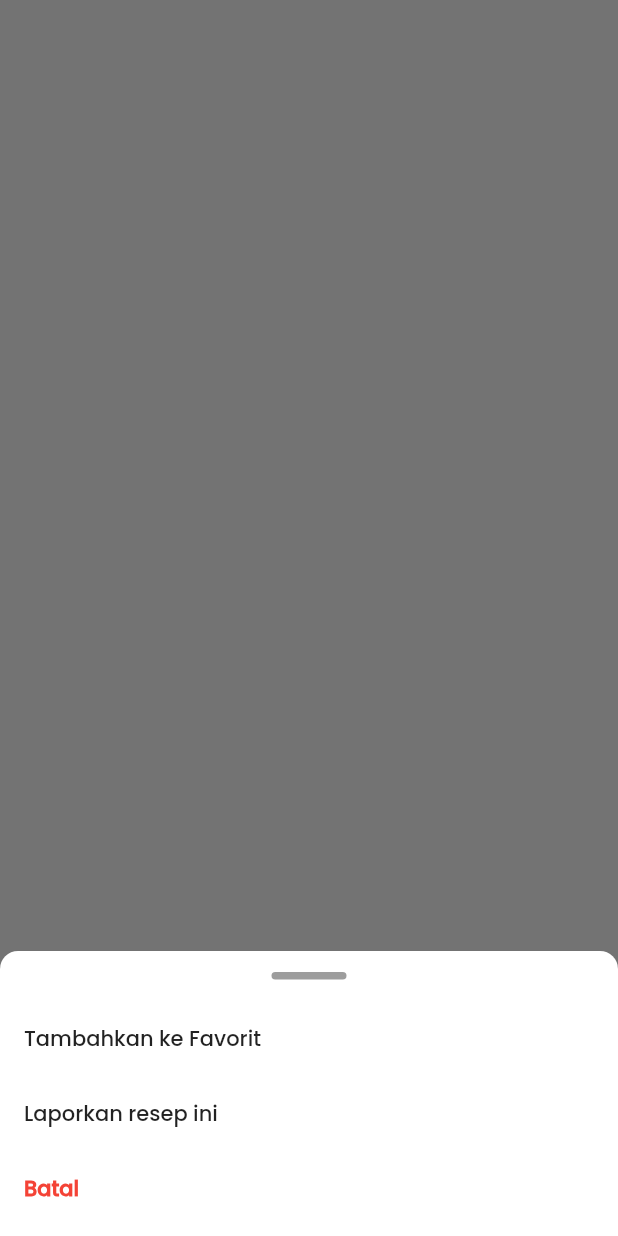
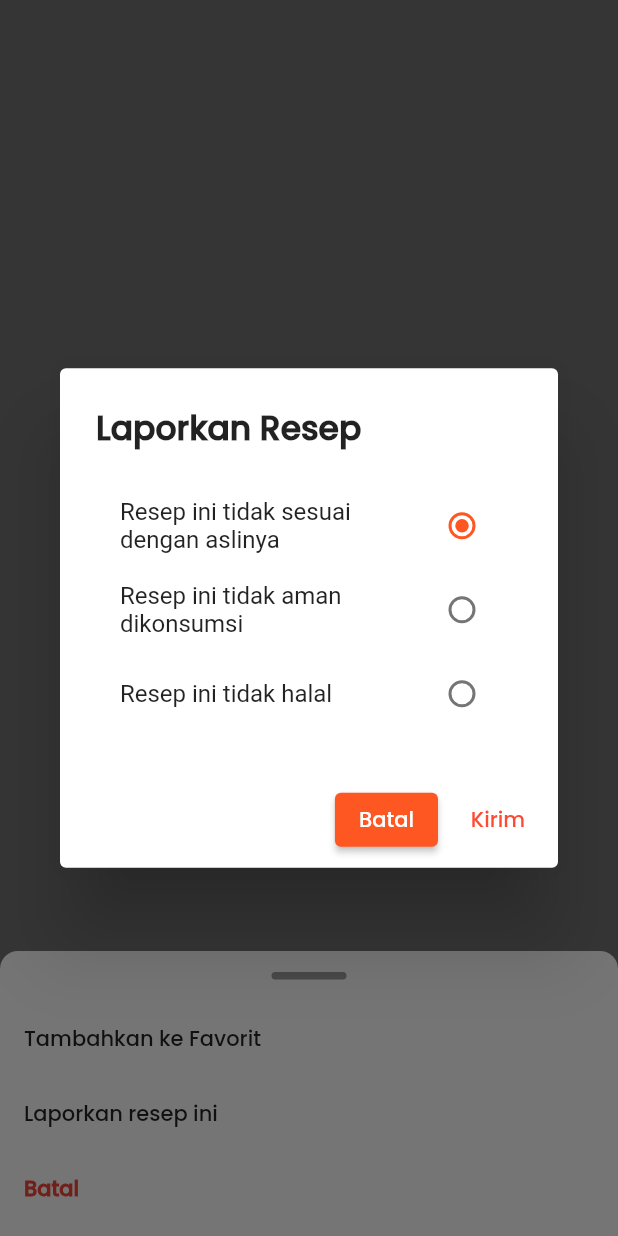
Before and after one commit to rifky290301/foodpad, a Flutter app: what receiptBottomSheet() shows on an empty page, opened directly, after a tap on "Laporkan resep ini", on a phone screen of 412 x 824 dp. Run offline on Flutter 3.47's test engine with Material 2 defaults, Android fonts, the light colour scheme and no system bars; our stand-ins replace carousel_slider, fluttertoast, share; network calls fail.

Commit message:
Clean Project
Remove some unnecessary files and some refinement by adding alert dialog at report receipt scenario.

```diff
--- a/lib/main.dart
+++ b/lib/main.dart
@@ -1,5 +1,4 @@
 import 'package:flutter/material.dart';
-import 'package:foodpad/ui/settings/about_us.dart';
 import 'package:foodpad/ui/home/ingredients_list_page.dart';
 import 'package:foodpad/ui/home/trending_list_page.dart';
 import 'package:foodpad/ui/receipt_detail/detail_page.dart';
--- a/lib/ui/settings/about_us.dart
+++ b/lib/ui/settings/about_us.dart
@@ -25,7 +25,7 @@ class AboutUsPage extends StatelessWidget {
         ),
       ),
       body: Center(
-        child: Text('Account Settings Page'),
+        child: Text('About Us Page'),
       ),
     );
   }
--- a/lib/widgets/receipt_bottom_sheet.dart
+++ b/lib/widgets/receipt_bottom_sheet.dart
@@ -1,9 +1,12 @@
 import 'package:flutter/material.dart';
 import 'package:foodpad/common/styles.dart';
 
+enum ReportReceipt { notApplicable, dangerous, notLike, notHalal }
+ReportReceipt? _report = ReportReceipt.notApplicable;
+
 void receiptBottomSheet(BuildContext context) {
   showModalBottomSheet<void>(
-    shape: RoundedRectangleBorder(
+    shape: const RoundedRectangleBorder(
       borderRadius: BorderRadius.vertical(top: Radius.circular(12)),
     ),
     backgroundColor: Colors.white,
@@ -12,10 +15,10 @@ void receiptBottomSheet(BuildContext context) {
       return Container(
         height: 190,
         child: Padding(
-          padding: EdgeInsets.symmetric(vertical: 8),
+          padding: const EdgeInsets.symmetric(vertical: 8),
           child: Column(
             children: [
-              SizedBox(height: 6),
+              const SizedBox(height: 6),
               Container(
                 decoration: BoxDecoration(
                   color: grey,
@@ -24,9 +27,10 @@ void receiptBottomSheet(BuildContext context) {
                 height: 5,
                 width: 50,
               ),
-              SizedBox(height: 12),
+              const SizedBox(height: 12),
               Expanded(
                 child: ListView(
+                  shrinkWrap: true,
                   itemExtent: 50,
                   children: ListTile.divideTiles(
                     color: Colors.transparent,
@@ -38,10 +42,15 @@ void receiptBottomSheet(BuildContext context) {
                         onTap: () {},
                       ),
                       ListTile(
-                        title: const Text('Laporkan resep ini',
-                            style: itemTextStyle),
-                        onTap: () {},
-                      ),
+                          title: const Text('Laporkan resep ini',
+                              style: itemTextStyle),
+                          onTap: () {
+                            showDialog<void>(
+                                context: context,
+                                builder: (BuildContext context) {
+                                  return ReportAlertDialog();
+                                });
+                          }),
                       ListTile(
                           title: const Text('Batal',
                               style: TextStyle(
@@ -64,3 +73,70 @@ void receiptBottomSheet(BuildContext context) {
     },
   );
 }
+
+class ReportAlertDialog extends StatelessWidget {
+  const ReportAlertDialog({Key? key}) : super(key: key);
+
+  @override
+  Widget build(BuildContext context) {
+    return AlertDialog(
+      title: Text("Laporkan Resep", style: titleTextStyle),
+      content: StatefulBuilder(
+          builder: (BuildContext context, StateSetter setState) {
+        return Column(
+          mainAxisSize: MainAxisSize.min,
+          children: [
+            ListTile(
+              title: const Text('Resep ini tidak sesuai dengan aslinya'),
+              trailing: Radio<ReportReceipt>(
+                value: ReportReceipt.notApplicable,
+                groupValue: _report,
+                onChanged: (ReportReceipt? value) {
+                  setState(() {
+                    _report = value;
+                  });
+                },
+              ),
+            ),
+            ListTile(
+              title: const Text('Resep ini tidak aman dikonsumsi'),
+              trailing: Radio<ReportReceipt>(
+                value: ReportReceipt.dangerous,
+                groupValue: _report,
+                onChanged: (ReportReceipt? value) {
+                  setState(() {
+                    _report = value;
+                  });
+                },
+              ),
+            ),
+            ListTile(
+              title: const Text('Resep ini tidak halal'),
+              trailing: Radio<ReportReceipt>(
+                value: ReportReceipt.notHalal,
+                groupValue: _report,
+                onChanged: (ReportReceipt? value) {
+                  setState(() {
+                    _report = value;
+                  });
+                },
+              ),
+            ),
+          ],
+        );
+      }),
+      actions: <Widget>[
+        ElevatedButton(
+          onPressed: () => Navigator.pop(context, 'CANCEL'),
+          child: const Text('Batal',
+              style: TextStyle(fontFamily: font, color: white)),
+        ),
+        TextButton(
+          onPressed: () => Navigator.pop(context, 'SEND'),
+          child: const Text('Kirim',
+              style: TextStyle(fontFamily: font, color: orange)),
+        ),
+      ],
+    );
+  }
+}
```
Also changed, not shown: 1239 other files.
